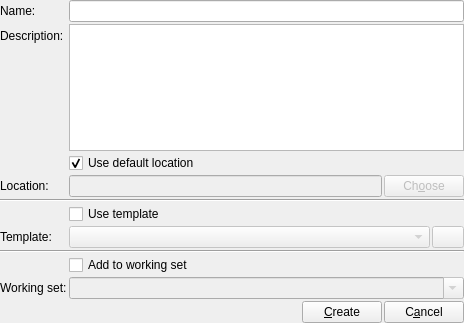
First picture: the form in resources/ui/dialogs/project.ui, repository prymatex/prymatex, before the edit.
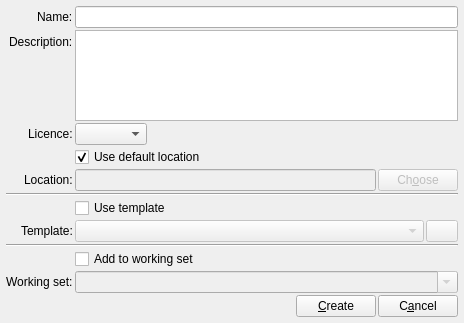
Second picture: the form after the edit. Icons and pictures are not drawn.

```diff
--- a/resources/ui/dialogs/project.ui
+++ b/resources/ui/dialogs/project.ui
@@ -25,13 +25,22 @@
     <number>2</number>
    </property>
    <property name="margin">
-    <number>0</number>
+    <number>6</number>
    </property>
    <item>
     <layout class="QFormLayout" name="formLayout_2">
      <property name="fieldGrowthPolicy">
       <enum>QFormLayout::ExpandingFieldsGrow</enum>
      </property>
+     <property name="labelAlignment">
+      <set>Qt::AlignRight|Qt::AlignTrailing|Qt::AlignVCenter</set>
+     </property>
+     <property name="horizontalSpacing">
+      <number>2</number>
+     </property>
+     <property name="verticalSpacing">
+      <number>2</number>
+     </property>
      <item row="0" column="0">
       <widget class="QLabel" name="label1">
        <property name="text">
@@ -52,7 +61,7 @@
      <item row="1" column="1">
       <widget class="QTextEdit" name="textDescription"/>
      </item>
-     <item row="2" column="1">
+     <item row="3" column="1">
       <widget class="QCheckBox" name="checkBoxUseDefaultLocation">
        <property name="text">
         <string>Use default location</string>
@@ -62,14 +71,14 @@
        </property>
       </widget>
      </item>
-     <item row="3" column="0">
+     <item row="4" column="0">
       <widget class="QLabel" name="label2">
        <property name="text">
         <string>Location:</string>
        </property>
       </widget>
      </item>
-     <item row="3" column="1">
+     <item row="4" column="1">
       <layout class="QHBoxLayout" name="horizontalLayout_5">
        <item>
         <widget class="QLineEdit" name="lineLocation">
@@ -95,21 +104,21 @@
        </item>
       </layout>
      </item>
-     <item row="5" column="1">
+     <item row="6" column="1">
       <widget class="QCheckBox" name="checkBoxUseTemplate">
        <property name="text">
         <string>Use template</string>
        </property>
       </widget>
      </item>
-     <item row="6" column="0">
+     <item row="7" column="0">
       <widget class="QLabel" name="label_2">
        <property name="text">
         <string>Template:</string>
        </property>
       </widget>
      </item>
-     <item row="6" column="1">
+     <item row="7" column="1">
       <layout class="QHBoxLayout" name="horizontalLayout_3">
        <item>
         <widget class="QComboBox" name="comboBoxTemplate">
@@ -147,14 +156,14 @@
        </item>
       </layout>
      </item>
-     <item row="7" column="0" colspan="2">
+     <item row="8" column="0" colspan="2">
       <widget class="Line" name="line_2">
        <property name="orientation">
         <enum>Qt::Horizontal</enum>
        </property>
       </widget>
      </item>
-     <item row="8" column="1">
+     <item row="9" column="1">
       <widget class="QCheckBox" name="checkBoxAddToWorkingSet">
        <property name="text">
         <string>Add to working set</string>
@@ -164,14 +173,14 @@
        </property>
       </widget>
      </item>
-     <item row="9" column="0">
+     <item row="10" column="0">
       <widget class="QLabel" name="label3">
        <property name="text">
         <string>Working set:</string>
        </property>
       </widget>
      </item>
-     <item row="9" column="1">
+     <item row="10" column="1">
       <widget class="QComboBox" name="comboBoxWorkingSet">
        <property name="enabled">
         <bool>false</bool>
@@ -187,13 +196,23 @@
        </property>
       </widget>
      </item>
-     <item row="4" column="0" colspan="2">
+     <item row="5" column="0" colspan="2">
       <widget class="Line" name="line">
        <property name="orientation">
         <enum>Qt::Horizontal</enum>
        </property>
       </widget>
      </item>
+     <item row="2" column="0">
+      <widget class="QLabel" name="label_3">
+       <property name="text">
+        <string>Licence:</string>
+       </property>
+      </widget>
+     </item>
+     <item row="2" column="1">
+      <widget class="QComboBox" name="comboBoxLicence"/>
+     </item>
     </layout>
    </item>
    <item>
```
